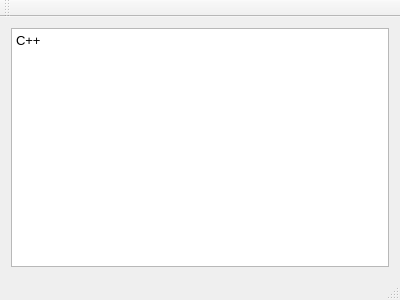
Qt form cpp-lab3/mainwindow.ui (forestfart/cpp-basics-mwo) before a commit.
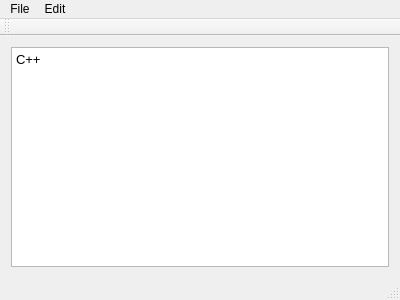
The same form after that commit.

Commit message: copy and cut implemented

The edit to the form file:
```diff
--- a/cpp-lab3/mainwindow.ui
+++ b/cpp-lab3/mainwindow.ui
@@ -37,6 +37,30 @@
      <height>20</height>
     </rect>
    </property>
+   <widget class="QMenu" name="menufile">
+    <property name="title">
+     <string>File</string>
+    </property>
+    <addaction name="actionNew"/>
+    <addaction name="actionOpen"/>
+    <addaction name="actionSave"/>
+    <addaction name="actionSave_As"/>
+    <addaction name="separator"/>
+    <addaction name="actionClose"/>
+   </widget>
+   <widget class="QMenu" name="menuEdit">
+    <property name="title">
+     <string>Edit</string>
+    </property>
+    <addaction name="actionCopy"/>
+    <addaction name="actionCut"/>
+    <addaction name="actionPaste"/>
+    <addaction name="separator"/>
+    <addaction name="actionUndo"/>
+    <addaction name="actionRedo"/>
+   </widget>
+   <addaction name="menufile"/>
+   <addaction name="menuEdit"/>
   </widget>
   <widget class="QToolBar" name="mainToolBar">
    <attribute name="toolBarArea">
```
Left out of the diff: 50 changed lines with no effect on the pictures. The commit also changes 2 other files.
